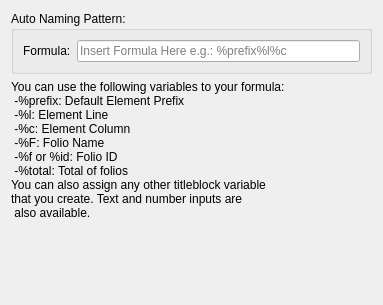
Before: the Qt Designer form sources/ui/elementautonumberingw.ui in qelectrotech/qelectrotech-source-mirror, drawn with Qt 5.
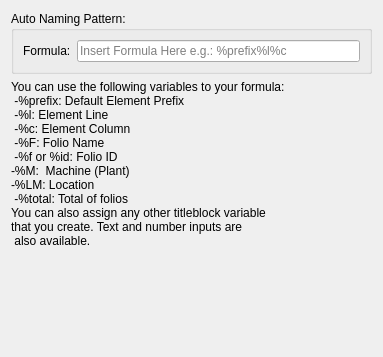
After: the same form once the commit is applied.

Commit message: New fields titleblock properties %machine and %locmach can now be called in the element rules autonum

Patch:
```diff
--- a/sources/ui/elementautonumberingw.ui
+++ b/sources/ui/elementautonumberingw.ui
@@ -7,7 +7,7 @@
     <x>0</x>
     <y>0</y>
     <width>383</width>
-    <height>305</height>
+    <height>357</height>
    </rect>
   </property>
   <property name="sizePolicy">
@@ -88,6 +88,8 @@
  -%c: Element Column
  -%F: Folio Name
  -%f or %id: Folio ID
+-%M:  Machine (Plant)
+-%LM: Location
  -%total: Total of folios
 You can also assign any other titleblock variable 
 that you create. Text and number inputs are
```
The commit also changes 7 other files.
